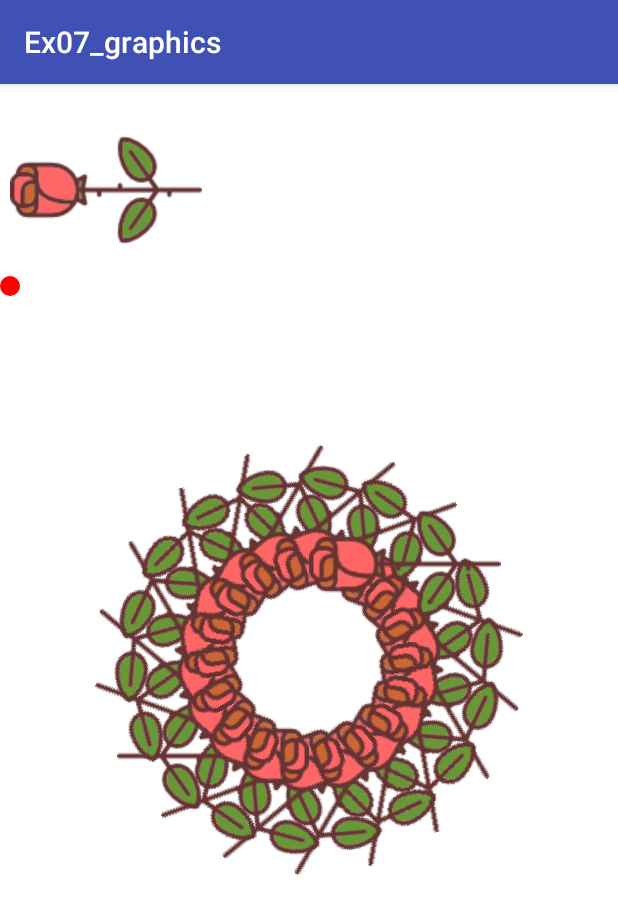
After one commit to CoRock/Android_Ex02_list, an Android app: the ImageRotateActivity screen opened directly, with no data from a screen before it, on a phone screen of 412 x 824 dp. The commit adds this screen. Shown: the top 915 px of the screen. Run offline under Robolectric (Android 15) with nearby library versions, the light colour scheme and no system bars; 1 statement that could not run was skipped.

Commit message:
added ImageRotateActivity. it's done!

```diff
--- a/Ex07_graphics/app/src/main/AndroidManifest.xml
+++ b/Ex07_graphics/app/src/main/AndroidManifest.xml
@@ -20,7 +20,8 @@
         <activity android:name=".KeyActivity" />
         <activity android:name=".MultiTouch" />
         <activity android:name=".CustomActivity" />
-        <activity android:name=".GameActivity"></activity>
+        <activity android:name=".GameActivity" />
+        <activity android:name=".ImageRotateActivity"></activity>
     </application>
 
 </manifest>
--- /dev/null
+++ b/Ex07_graphics/app/src/main/java/com/corock/ex07_graphics/ImageRotateActivity.java
@@ -0,0 +1,95 @@
+package com.corock.ex07_graphics;
+
+import android.content.Context;
+import android.content.res.Resources;
+import android.graphics.Bitmap;
+import android.graphics.BitmapFactory;
+import android.graphics.Canvas;
+import android.graphics.Color;
+import android.graphics.Paint;
+import android.support.v7.app.AppCompatActivity;
+import android.os.Bundle;
+import android.util.Log;
+import android.view.View;
+
+public class ImageRotateActivity extends AppCompatActivity {
+
+    @Override
+    protected void onCreate(Bundle savedInstanceState) {
+        super.onCreate(savedInstanceState);
+        setContentView(new MyView(this));
+    }
+
+    // inner class
+    class MyView extends View {
+        public MyView(Context context) {
+            super(context);
+        }
+
+        // 화면 가로, 세로 사이즈 계산
+        @Override
+        protected void onSizeChanged(int w, int h, int oldw, int oldh) {
+            super.onSizeChanged(w, h, oldw, oldh);
+            Log.i("test", "width: " + getWidth() + ", height: " + getHeight());
+        }
+
+        @Override
+        protected void onDraw(Canvas canvas) {
+            // 화면의 가운데 좌표
+            int centerX = getWidth() / 2;
+            int centerY = getHeight() / 2;
+            int w = 0;
+            int h = 0;
+            int DIRECTION = 2;                  // DIRECTION을 바꿔가면서 테스트
+            Bitmap[] rose = new Bitmap[4];      // 비트맵 배열
+            Resources res = getResources();     // 리소스 디렉토리
+
+            // drawable 디렉토리의 리소스를 비트맵으로 변환
+            rose[0] = BitmapFactory.decodeResource(res, R.drawable.rose_1);
+            rose[1] = BitmapFactory.decodeResource(res, R.drawable.rose_2);
+            rose[2] = BitmapFactory.decodeResource(res, R.drawable.rose_3);
+            rose[3] = BitmapFactory.decodeResource(res, R.drawable.rose_4);
+
+            Paint paint = new Paint();
+            paint.setColor(Color.RED);
+
+            // FILL_AND_STROKE : 색상 채우기 + 테두리선
+            paint.setStyle(Paint.Style.FILL_AND_STROKE);
+            canvas.drawColor(Color.WHITE);  // 배경 색상
+
+            switch (DIRECTION) {
+                case 1:
+                    w = rose[0].getWidth() / 2;
+                    h = rose[0].getHeight();
+                    break;
+                case 2:
+                    w = 0;
+                    h = rose[1].getHeight();
+                    break;
+                case 3:
+                    w = rose[2].getWidth() / 2;
+                    h = 0;
+                    break;
+                case 4:
+                    w = rose[3].getWidth();
+                    h = rose[3].getHeight() / 2;
+                    break;
+            }
+
+            // 제목 설정
+            getWindow().setTitle("이미지 회전");
+
+            // 이미지 출력(이미지, x, y, paint 객체)
+            canvas.drawBitmap(rose[DIRECTION - 1], 10, 10, null);
+
+            // 원 그리기
+            canvas.drawCircle(w + 10, h + 10, 10, paint);
+            for (int i = 1; i <= 18; i++) {
+                // 이미지 회전(회전각도, 기준 x좌표, 기준 y좌표)
+                canvas.rotate(20, centerX, centerY);
+                canvas.drawBitmap(rose[DIRECTION - 1], centerX - w, centerY - h, null);
+            }
+        }
+    }   // end of MyView
+
+}
--- a/Ex07_graphics/app/src/main/java/com/corock/ex07_graphics/MainActivity.java
+++ b/Ex07_graphics/app/src/main/java/com/corock/ex07_graphics/MainActivity.java
@@ -35,6 +35,9 @@ public class MainActivity extends AppCompatActivity {
             case R.id.button6:
                 intent = new Intent(this, GameActivity.class);
                 break;
+            case R.id.button7:
+                intent = new Intent(this, ImageRotateActivity.class);
+                break;
         }
         startActivity(intent);
     }
--- a/Ex07_graphics/app/src/main/res/layout/activity_main.xml
+++ b/Ex07_graphics/app/src/main/res/layout/activity_main.xml
@@ -69,19 +69,17 @@
         android:onClick="onClick"
         android:text="게임" />
 
-    <!--
     <Button
-            android:id="@+id/button5"
+        android:id="@+id/button7"
         android:layout_width="wrap_content"
         android:layout_height="wrap_content"
         android:layout_alignParentEnd="true"
         android:layout_alignParentLeft="true"
         android:layout_alignParentRight="true"
         android:layout_alignParentStart="true"
-            android:layout_below="@+id/button4"
+        android:layout_below="@+id/button6"
         android:onClick="onClick"
         android:text="이미지 회전" />
-    -->
 
     <!--
         <Button
```
Also changed, not shown: Ex07_graphics/app/src/main/res/drawable/rose_1.png (added), Ex07_graphics/app/src/main/res/drawable/rose_2.png (added), Ex07_graphics/app/src/main/res/drawable/rose_3.png (added), Ex07_graphics/app/src/main/res/drawable/rose_4.png (added). Lines whose indentation alone changed are shown as unchanged.
